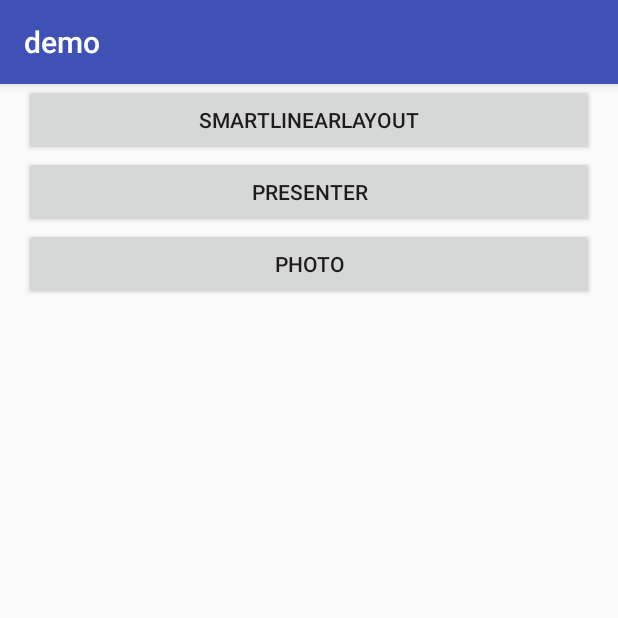
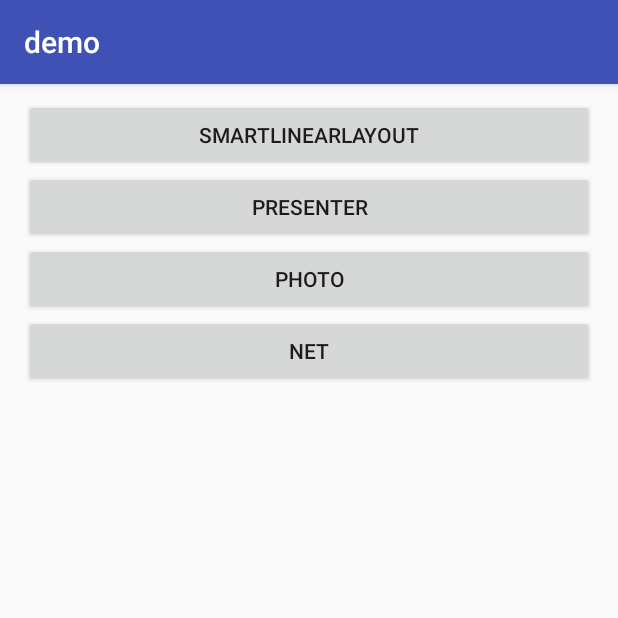
Before and after one commit to ruoyewu/wbase, an Android app: the screen it shows after launch (MainActivity), on a phone screen of 412 x 824 dp, the top half of it. Run offline under Robolectric (Android 15) with nearby library versions, the phone set to English and light mode, and no system bars.

Commit message:
增加网络请求示例

```diff
--- a/demo/build.gradle
+++ b/demo/build.gradle
@@ -31,5 +31,6 @@ dependencies {
     testImplementation 'junit:junit:4.12'
     androidTestImplementation 'com.android.support.test:runner:1.0.1'
     androidTestImplementation 'com.android.support.test.espresso:espresso-core:3.0.1'
+    implementation 'com.squareup.okhttp3:okhttp:3.9.0'
     implementation project(':library')
 }
--- a/demo/src/main/AndroidManifest.xml
+++ b/demo/src/main/AndroidManifest.xml
@@ -2,6 +2,7 @@
 <manifest xmlns:android="http://schemas.android.com/apk/res/android"
     package="com.wuruoye.demo">
 
+    <uses-permission android:name="android.permission.INTERNET"/>
     <uses-permission android:name="android.permission.READ_EXTERNAL_STORAGE"/>
     <uses-permission android:name="android.permission.WRITE_EXTERNAL_STORAGE"/>
     <uses-permission android:name="android.permission.CAMERA"/>
@@ -24,6 +25,7 @@
         <activity android:name=".SmartLinearLayoutActivity" />
         <activity android:name=".PresenterActivity" />
         <activity android:name=".PhotoActivity" />
+        <activity android:name=".NetActivity" />
 
         <provider
             android:name="android.support.v4.content.FileProvider"
--- a/demo/src/main/java/com/wuruoye/demo/App.java
+++ b/demo/src/main/java/com/wuruoye/demo/App.java
@@ -1,6 +1,8 @@
 package com.wuruoye.demo;
 
 import com.wuruoye.library.ui.WBaseApp;
+import com.wuruoye.library.util.net.OKHttpNet;
+import com.wuruoye.library.util.net.WNet;
 
 /**
  * Created by wuruoye on 2018/3/21.
@@ -9,4 +11,9 @@ import com.wuruoye.library.ui.WBaseApp;
 
 public class App extends WBaseApp {
 
+    @Override
+    public void onCreate() {
+        super.onCreate();
+        WNet.init(new OKHttpNet());
+    }
 }
--- a/demo/src/main/java/com/wuruoye/demo/MainActivity.java
+++ b/demo/src/main/java/com/wuruoye/demo/MainActivity.java
@@ -11,6 +11,7 @@ public class MainActivity extends WBaseActivity implements View.OnClickListener
     private Button btnSLL;
     private Button btnPresenter;
     private Button btnPhoto;
+    private Button btnNet;
 
     @Override
     protected int getContentView() {
@@ -27,10 +28,12 @@ public class MainActivity extends WBaseActivity implements View.OnClickListener
         btnSLL = findViewById(R.id.btn_main_smart_linear_layout);
         btnPresenter = findViewById(R.id.btn_main_presenter);
         btnPhoto = findViewById(R.id.btn_main_photo);
+        btnNet = findViewById(R.id.btn_main_net);
 
         btnSLL.setOnClickListener(this);
         btnPresenter.setOnClickListener(this);
         btnPhoto.setOnClickListener(this);
+        btnNet.setOnClickListener(this);
     }
 
     @Override
@@ -49,6 +52,10 @@ public class MainActivity extends WBaseActivity implements View.OnClickListener
                 intent = new Intent(this, PhotoActivity.class);
                 startActivity(intent);
                 break;
+            case R.id.btn_main_net:
+                intent = new Intent(this, NetActivity.class);
+                startActivity(intent);
+                break;
         }
     }
 }
--- a/demo/src/main/res/layout/activity_main.xml
+++ b/demo/src/main/res/layout/activity_main.xml
@@ -5,6 +5,8 @@
     android:layout_height="match_parent"
     android:paddingStart="16dp"
     android:paddingEnd="16dp"
+    android:paddingTop="10dp"
+    android:paddingBottom="10dp"
     tools:context="com.wuruoye.demo.MainActivity">
 
     <ScrollView
@@ -33,6 +35,12 @@
                 android:text="photo"
                 android:layout_width="match_parent"
                 android:layout_height="wrap_content" />
+
+            <Button
+                android:id="@+id/btn_main_net"
+                android:text="net"
+                android:layout_width="match_parent"
+                android:layout_height="wrap_content" />
         </LinearLayout>
     </ScrollView>
 </LinearLayout>
--- a/demo/src/main/res/layout/activity_smart_linear_layout.xml
+++ b/demo/src/main/res/layout/activity_smart_linear_layout.xml
@@ -8,6 +8,7 @@
     <TextView
         android:padding="10dp"
         android:text="horizontal layout"
+        android:textStyle="bold"
         android:layout_width="wrap_content"
         android:layout_height="wrap_content" />
 
@@ -76,6 +77,7 @@
     <TextView
         android:padding="10dp"
         android:text="vertical layout"
+        android:textStyle="bold"
         android:layout_width="wrap_content"
         android:layout_height="wrap_content" />
 
--- a/library/src/main/java/com/wuruoye/library/util/net/IWNet.java
+++ b/library/src/main/java/com/wuruoye/library/util/net/IWNet.java
@@ -1,6 +1,7 @@
 package com.wuruoye.library.util.net;
 
-import android.util.ArrayMap;
+
+import android.support.v4.util.ArrayMap;
 
 import com.wuruoye.library.model.Listener;
 
--- a/library/src/main/java/com/wuruoye/library/util/net/OKHttpNet.java
+++ b/library/src/main/java/com/wuruoye/library/util/net/OKHttpNet.java
@@ -1,7 +1,7 @@
 package com.wuruoye.library.util.net;
 
 import android.support.annotation.NonNull;
-import android.util.ArrayMap;
+import android.support.v4.util.ArrayMap;
 
 import com.wuruoye.library.model.Listener;
 import com.wuruoye.library.model.WConfig;
--- a/library/src/main/java/com/wuruoye/library/util/net/WNet.java
+++ b/library/src/main/java/com/wuruoye/library/util/net/WNet.java
@@ -1,6 +1,7 @@
 package com.wuruoye.library.util.net;
 
-import android.util.ArrayMap;
+
+import android.support.v4.util.ArrayMap;
 
 import com.wuruoye.library.model.Listener;
 
```
Also changed, not shown: demo/src/main/java/com/wuruoye/demo/NetActivity.java (added, +52 -0 lines), demo/src/main/java/com/wuruoye/demo/contract/NetContract.java (added, +19 -0 lines), demo/src/main/java/com/wuruoye/demo/presenter/NetPresenter.java (added, +54 -0 lines), demo/src/main/res/layout/activity_net.xml (added, +27 -0 lines).
